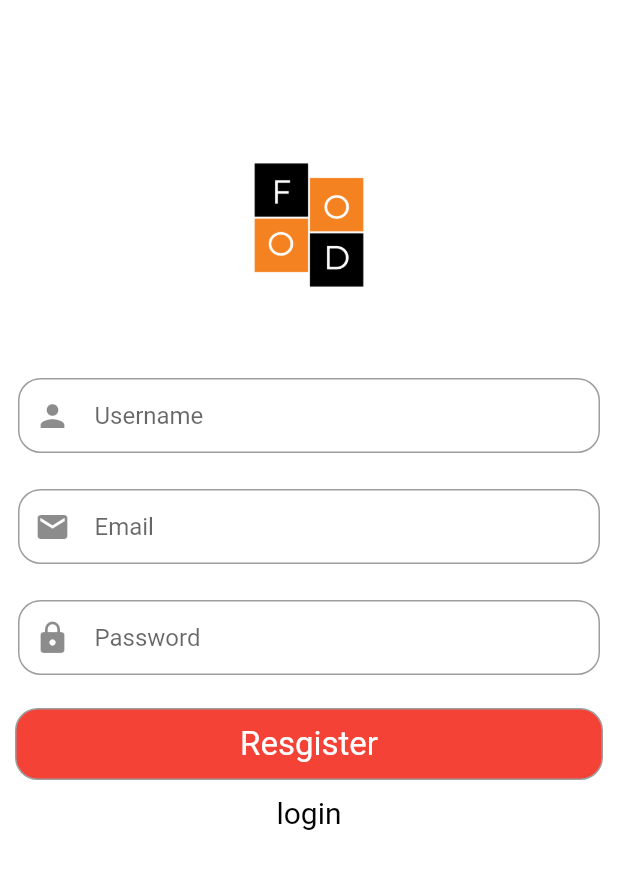
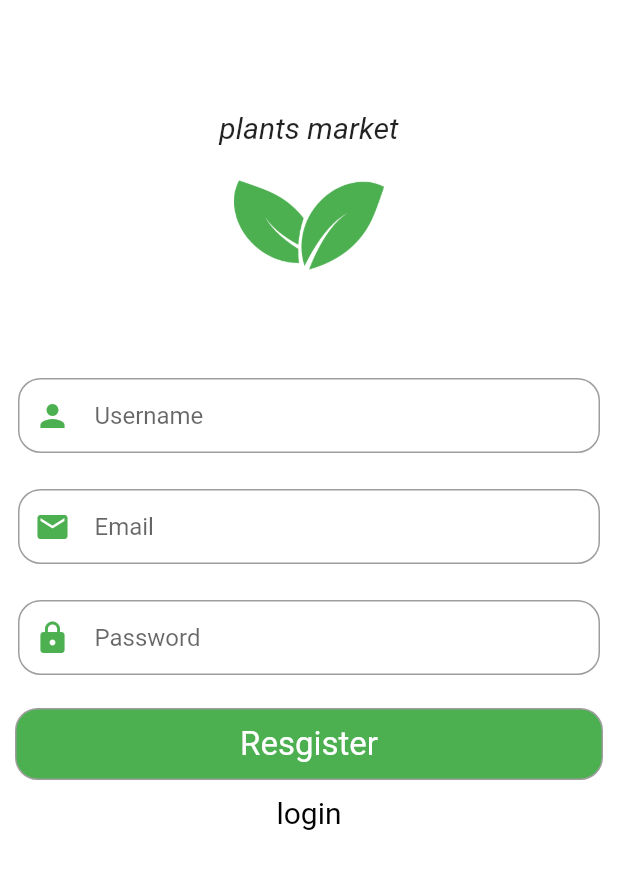
Before and after one commit to MohamedDenta/FoodApp, a Flutter app: the screen it shows after launch, after a tap on "Register here", on a phone screen of 412 x 824 dp. Shown: the top 869 px of the screen. Run offline on Flutter 3.47's test engine with Material 2 defaults, Android fonts, the phone set to English and light mode, and no system bars; our stand-ins replace cached_network_image, flutter_spinkit, shared_preferences, smooth_star_rating, string_validator and 1 more; missing offline and left inert: dart:ffi; accounts and stored records are empty; network calls fail.

Commit message:
final changes

```diff
--- a/lib/main.dart
+++ b/lib/main.dart
@@ -7,7 +7,6 @@ import 'package:food_app/scr/providers/user.dart';
 import 'package:food_app/scr/screens/home.dart';
 import 'package:food_app/scr/screens/login.dart';
 import 'package:provider/provider.dart';
-import 'package:shared_preferences/shared_preferences.dart';
 
 void main() {
   WidgetsFlutterBinding.ensureInitialized();
--- a/lib/scr/helpers/app.dart
+++ b/lib/scr/helpers/app.dart
@@ -1,3 +1,3 @@
 class App {
-  static const String API = "http://192.168.43.121:3000/market/api";
+  static const String API = "http://192.168.1.105:3000/market/api";
 }
--- a/lib/scr/helpers/style.dart
+++ b/lib/scr/helpers/style.dart
@@ -1,7 +1,7 @@
 import 'package:flutter/material.dart';
 
 const Color primary = Colors.blueGrey;
-const red = Colors.red;
+//const green = Colors.green;
 const Color white = Colors.white;
 const Color black = Colors.black;
 const Color grey = Colors.grey;
--- a/lib/scr/models/cart_item.dart
+++ b/lib/scr/models/cart_item.dart
@@ -1,58 +1,44 @@
 class CartItemModel {
-  static const ID = "id";
-  static const NAME = "name";
-  static const IMAGE = "image";
-  static const PRODUCT_ID = "productId";
-  static const QUANTITY = "quantity";
-  static const PRICE = "price";
-  static const RESTAURANT_ID = "restaurantId";
-  static const TOTAL_RESTAURANT_SALES = "totalRestaurantSale";
+  String sId;
+  String sUid;
+  String sName;
+  String sRestaurantId;
+  int iPrice;
+  String sImage;
+  int iTotalRestaurantSale;
+  int iQuantity;
 
-  String _id;
-  String _name;
-  String _image;
-  String _productId;
-  String _restaurantId;
-  int _totalRestaurantSale;
-  int _quantity;
-  int _price;
+  CartItemModel(
+      {this.sId,
+      this.sUid,
+      this.sName,
+      this.sRestaurantId,
+      this.iPrice,
+      this.sImage,
+      this.iTotalRestaurantSale,
+      this.iQuantity});
 
-  //  getters
-  String get id => _id;
-
-  String get name => _name;
-
-  String get image => _image;
-
-  String get productId => _productId;
-
-  String get restaurantId => _restaurantId;
-
-  int get price => _price;
-
-  int get totalRestaurantSale => _totalRestaurantSale;
-
-  int get quantity => _quantity;
-
-  CartItemModel.fromMap(Map data) {
-    _id = data[ID];
-    _name = data[NAME];
-    _image = data[IMAGE];
-    _productId = data[PRODUCT_ID];
-    _price = data[PRICE];
-    _quantity = data[QUANTITY];
-    _totalRestaurantSale = data[TOTAL_RESTAURANT_SALES];
-    _restaurantId = data[RESTAURANT_ID];
+  CartItemModel.fromJson(Map<String, dynamic> json) {
+    sId = json['_id'];
+    sUid = json['_uid'];
+    sName = json['_name'];
+    sRestaurantId = json['_restaurant_id'];
+    iPrice = json['_price'];
+    sImage = json['_image'];
+    iTotalRestaurantSale = json['_total_restaurant_sale'];
+    iQuantity = json['_quantity'];
   }
 
-  Map toMap() => {
-        ID: _id,
-        IMAGE: _image,
-        NAME: _name,
-        PRODUCT_ID: _productId,
-        QUANTITY: _quantity,
-        PRICE: _price,
-        RESTAURANT_ID: _restaurantId,
-        TOTAL_RESTAURANT_SALES: _totalRestaurantSale
-      };
+  Map<String, dynamic> toJson() {
+    final Map<String, dynamic> data = new Map<String, dynamic>();
+    data['_id'] = this.sId;
+    data['_uid'] = this.sUid;
+    data['_name'] = this.sName;
+    data['_restaurant_id'] = this.sRestaurantId;
+    data['_price'] = this.iPrice;
+    data['_image'] = this.sImage;
+    data['_total_restaurant_sale'] = this.iTotalRestaurantSale;
+    data['_quantity'] = this.iQuantity;
+    return data;
+  }
 }
--- /dev/null
+++ b/lib/scr/models/cart_response.dart
@@ -0,0 +1,31 @@
+import 'package:food_app/scr/models/cart_item.dart';
+
+class CartResponse {
+  List<CartItemModel> data;
+  String message;
+  String type;
+  int code;
+  CartResponse({this.data, this.message, this.type});
+
+  CartResponse.fromJson(Map<String, dynamic> json, int code) {
+    if (json['data'] != null) {
+      data = new List<CartItemModel>();
+      json['data'].forEach((v) {
+        data.add(new CartItemModel.fromJson(v));
+      });
+    }
+    message = json['message'];
+    type = json['type'];
+    this.code = code;
+  }
+
+  Map<String, dynamic> toJson() {
+    final Map<String, dynamic> data = new Map<String, dynamic>();
+    if (this.data != null) {
+      data['data'] = this.data.map((v) => v.toJson()).toList();
+    }
+    data['message'] = this.message;
+    data['type'] = this.type;
+    return data;
+  }
+}
--- a/lib/scr/models/user.dart
+++ b/lib/scr/models/user.dart
@@ -60,6 +60,7 @@ class UserModel {
     email = json['_email'];
     password = json['_password'];
     stripeId = json['_strip_id'];
+    totalCartPrice = json['_total_cart_price'];
   }
   Map<String, dynamic> toJson() {
     final Map<String, dynamic> data = new Map<String, dynamic>();
@@ -68,6 +69,7 @@ class UserModel {
     data['_email'] = this.email;
     data['_password'] = this.password;
     data['_strip_id'] = this.stripeId;
+    data['_total_cart_price'] = totalCartPrice;
     return data;
   }
 
@@ -93,7 +95,7 @@ class UserModel {
   List<CartItemModel> _convertCartItems(List cart) {
     List<CartItemModel> convertedCart = [];
     for (Map cartItem in cart) {
-      convertedCart.add(CartItemModel.fromMap(cartItem));
+      convertedCart.add(CartItemModel.fromJson(cartItem));
     }
     return convertedCart;
   }
--- a/lib/scr/screens/login.dart
+++ b/lib/scr/screens/login.dart
@@ -38,6 +38,15 @@ class _LoginScreenState extends State<LoginScreen> {
                 children: <Widget>[
                   SizedBox(
                     height: 100,
+                    child: Center(
+                        child: Padding(
+                      padding: const EdgeInsets.only(top: 70.0),
+                      child: Text(
+                        "plants market",
+                        style: TextStyle(
+                            fontSize: 20, fontStyle: FontStyle.italic),
+                      ),
+                    )),
                   ),
                   Row(
                     mainAxisAlignment: MainAxisAlignment.center,
@@ -46,6 +55,7 @@ class _LoginScreenState extends State<LoginScreen> {
                         "images/logo.png",
                         width: 120,
                         height: 120,
+                        color: Colors.green,
                       ),
                     ],
                   ),
@@ -67,7 +77,10 @@ class _LoginScreenState extends State<LoginScreen> {
                           decoration: InputDecoration(
                               border: InputBorder.none,
                               hintText: "Email",
-                              icon: Icon(Icons.email)),
+                              icon: Icon(
+                                Icons.email,
+                                color: green,
+                              )),
                         ),
                       ),
                     ),
@@ -87,7 +100,10 @@ class _LoginScreenState extends State<LoginScreen> {
                           decoration: InputDecoration(
                               border: InputBorder.none,
                               hintText: "Password",
-                              icon: Icon(Icons.lock)),
+                              icon: Icon(
+                                Icons.lock,
+                                color: green,
+                              )),
                         ),
                       ),
                     ),
@@ -108,8 +124,8 @@ class _LoginScreenState extends State<LoginScreen> {
                             categoryProvider.loadCategories();
                             print("categoryProvider.response.message");
                             print(categoryProvider.response.message);
-                            //restaurantProvider.loadSingleRestaurant();
-                            //productProvider.loadProducts();
+                            restaurantProvider.loadPopularRestaurants();
+                            productProvider.loadAllProducts();
                             changeScreenReplacement(context, Home());
                           } else {
                             _key.currentState.showSnackBar(SnackBar(
@@ -126,7 +142,7 @@ class _LoginScreenState extends State<LoginScreen> {
                       },
                       child: Container(
                         decoration: BoxDecoration(
-                            color: red,
+                            color: green,
                             border: Border.all(color: grey),
                             borderRadius: BorderRadius.circular(15)),
                         child: Padding(
--- a/lib/scr/screens/registration.dart
+++ b/lib/scr/screens/registration.dart
@@ -39,6 +39,15 @@ class _RegistrationScreenState extends State<RegistrationScreen> {
                 children: <Widget>[
                   SizedBox(
                     height: 100,
+                    child: Center(
+                        child: Padding(
+                      padding: const EdgeInsets.only(top: 70.0),
+                      child: Text(
+                        "plants market",
+                        style: TextStyle(
+                            fontSize: 20, fontStyle: FontStyle.italic),
+                      ),
+                    )),
                   ),
                   Row(
                     mainAxisAlignment: MainAxisAlignment.center,
@@ -47,6 +56,7 @@ class _RegistrationScreenState extends State<RegistrationScreen> {
                         "images/logo.png",
                         width: 100,
                         height: 100,
+                        color: green,
                       ),
                     ],
                   ),
@@ -67,7 +77,10 @@ class _RegistrationScreenState extends State<RegistrationScreen> {
                           decoration: InputDecoration(
                             border: InputBorder.none,
                             hintText: "Username",
-                            icon: Icon(Icons.person),
+                            icon: Icon(
+                              Icons.person,
+                              color: green,
+                            ),
                           ),
                         ),
                       ),
@@ -88,7 +101,10 @@ class _RegistrationScreenState extends State<RegistrationScreen> {
                           decoration: InputDecoration(
                               border: InputBorder.none,
                               hintText: "Email",
-                              icon: Icon(Icons.email)),
+                              icon: Icon(
+                                Icons.email,
+                                color: green,
+                              )),
                         ),
                       ),
                     ),
@@ -108,7 +124,10 @@ class _RegistrationScreenState extends State<RegistrationScreen> {
                           decoration: InputDecoration(
                               border: InputBorder.none,
                               hintText: "Password",
-                              icon: Icon(Icons.lock)),
+                              icon: Icon(
+                                Icons.lock,
+                                color: green,
+                              )),
                         ),
                       ),
                     ),
@@ -142,7 +161,7 @@ class _RegistrationScreenState extends State<RegistrationScreen> {
                       },
                       child: Container(
                         decoration: BoxDecoration(
-                            color: red,
+                            color: green,
                             border: Border.all(color: grey),
                             borderRadius: BorderRadius.circular(15)),
                         child: Padding(
--- a/lib/scr/widgets/likeWidget.dart
+++ b/lib/scr/widgets/likeWidget.dart
@@ -18,7 +18,7 @@ class LikeWidget extends StatelessWidget {
           padding: const EdgeInsets.all(4.0),
           child: Icon(
             Icons.favorite_border,
-            color: red,
+            color: green,
             size: 18,
           ),
         ),
--- a/lib/scr/widgets/product.dart
+++ b/lib/scr/widgets/product.dart
@@ -111,7 +111,7 @@ class _ProductWidgetState extends State<ProductWidget> {
                                 widget.product.bLiked
                                     ? Icons.favorite
                                     : Icons.favorite_border,
-                                color: red,
+                                color: green,
                                 size: 18,
                               ),
                               onPressed: () async {
```
Also changed, not shown: lib/scr/helpers/order.dart (+2 -5 lines), lib/scr/helpers/user.dart (+30 -11 lines), lib/scr/providers/app.dart (+10 -14 lines), lib/scr/providers/user.dart (+48 -28 lines), lib/scr/screens/cart.dart (+27 -16 lines), lib/scr/screens/details.dart (+19 -7 lines), lib/scr/screens/home.dart (+18 -24 lines), images/logo.png, images/logo2.png (added).
